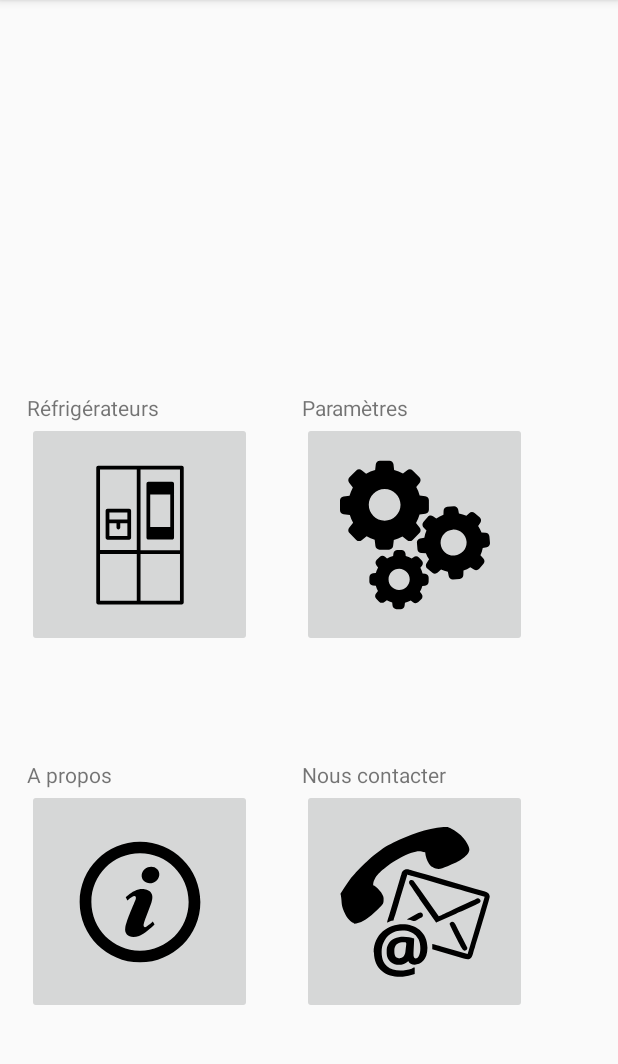
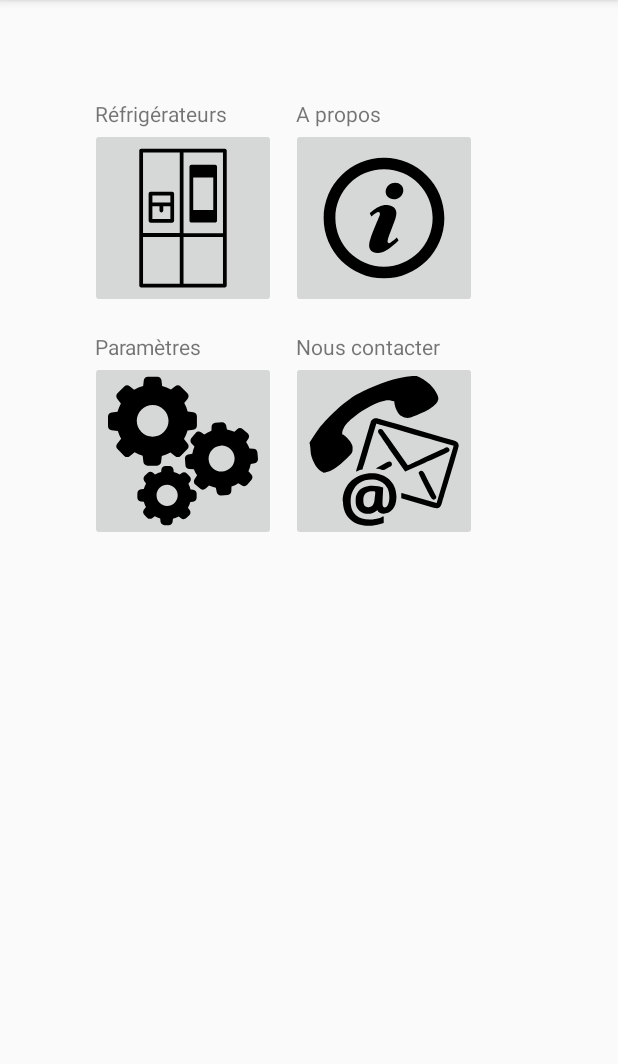
Before and after one commit to boucara/androidSmartfridge, an Android app: the screen it shows after launch (ActivityAccueil), on a phone screen of 412 x 824 dp, the part 84-1148 px from its top. Run offline under Robolectric (Android 15) with nearby library versions, the phone set to English and light mode, and no system bars.

Commit message:
petite modif autour l'affichage

```diff
--- a/app/src/main/res/layout/activity_accueil.xml
+++ b/app/src/main/res/layout/activity_accueil.xml
@@ -5,73 +5,107 @@
     android:layout_width="match_parent"
     android:layout_height="match_parent"
     tools:context="com.mbds.appsmartfridge.ActivityAccueil">
+    <LinearLayout
+        android:layout_width="match_parent"
+        android:layout_height="match_parent"
+        android:weightSum="2"
+        android:orientation="vertical"
+        android:padding="50dp">
+        <LinearLayout
+            android:layout_width="match_parent"
+            android:layout_height="wrap_content"
+            android:paddingTop="@dimen/fab_margin"
+            android:weightSum="2" android:orientation="horizontal"
+           >
+            <LinearLayout
+                android:paddingBottom="@dimen/fab_margin"
+                android:layout_width="wrap_content"
+                android:layout_height="wrap_content" android:weightSum="2" android:orientation="vertical">
+                <TextView
+                    android:id="@+id/frigos"
+                    android:layout_width="match_parent"
+                    android:layout_height="match_parent"
+                    android:layout_marginStart="13dp"
+                    android:text="Réfrigérateurs" />
 
                 <ImageButton
                     android:id="@+id/imageButton"
-        android:layout_width="150dp"
-        android:layout_height="150dp"
-        android:src="@drawable/ic_smartfrigo_large"
-        android:layout_marginStart="18dp"
-        android:layout_below="@+id/parametres"
-        android:layout_alignParentStart="true" />
+                    android:layout_width="match_parent"
+                    android:layout_height="match_parent"
+                    android:layout_marginStart="10dp"
+                    android:src="@drawable/ic_smartfrigo_large" />
+            </LinearLayout>
 
-    <ImageButton
-        android:id="@+id/imageButton4"
-        android:layout_width="150dp"
-        android:layout_height="150dp"
-        android:src="@drawable/ic_settings"
-        android:layout_marginBottom="75dp"
-        android:layout_above="@+id/contactUs"
-        android:layout_toEndOf="@+id/imageButton"
-        android:layout_marginStart="33dp" />
-
+            <LinearLayout
+                android:layout_width="wrap_content"
+                android:layout_height="wrap_content"
+                android:weightSum="2" android:orientation="vertical"
+                >
+                <TextView
+                    android:id="@+id/about"
+                    android:layout_width="match_parent"
+                    android:layout_height="match_parent"
+                    android:layout_marginStart="13dp"
+                    android:text="A propos" />
                 <ImageButton
                     android:id="@+id/imageButton5"
-        android:layout_width="150dp"
-        android:layout_height="150dp"
+                    android:layout_width="match_parent"
+                    android:layout_height="match_parent"
+                    android:layout_marginStart="10dp"
                     android:src="@drawable/ic_info"
-        android:layout_marginBottom="92dp"
-        android:layout_alignParentBottom="true"
-        android:layout_alignStart="@+id/imageButton" />
+                    />
+            </LinearLayout>
+        </LinearLayout>
 
-    <TextView
-        android:id="@+id/frigos"
+        <LinearLayout
+            android:layout_width="match_parent"
+            android:layout_height="wrap_content"
+            android:orientation="horizontal"
+            android:weightSum="2">
+            <LinearLayout
                 android:layout_width="wrap_content"
-        android:layout_height="wrap_content"
-        android:layout_above="@+id/imageButton"
-        android:layout_alignStart="@+id/imageButton"
-        android:text="Réfrigérateurs" />
+                android:layout_height="wrap_content" android:weightSum="2" android:orientation="vertical">
+
 
                 <TextView
                     android:id="@+id/parametres"
+                    android:layout_width="match_parent"
+                    android:layout_height="match_parent"
+                    android:layout_marginStart="13dp"
+                    android:text="Paramètres" />
+                <ImageButton
+                    android:id="@+id/imageButton4"
+                    android:layout_width="match_parent"
+                    android:layout_height="match_parent"
+                    android:layout_marginStart="10dp"
+                    android:src="@drawable/ic_settings" />
+
+
+
+            </LinearLayout>
+
+            <LinearLayout
                 android:layout_width="wrap_content"
-        android:layout_height="wrap_content"
-        android:layout_above="@+id/imageButton4"
-        android:layout_alignStart="@+id/imageButton4"
-        android:text="Paramètres" />
-
-    <TextView
-        android:id="@+id/about"
-        android:layout_width="wrap_content"
-        android:layout_height="wrap_content"
-        android:layout_above="@+id/imageButton5"
-        android:layout_alignStart="@+id/imageButton5"
-        android:text="A propos" />
+                android:layout_height="wrap_content" android:weightSum="2" android:orientation="vertical">
 
                 <TextView
                     android:id="@+id/contactUs"
-        android:layout_width="wrap_content"
-        android:layout_height="wrap_content"
+                    android:layout_width="match_parent"
+                    android:layout_height="match_parent"
+                    android:layout_marginStart="13dp"
                     android:text="Nous contacter"
-        android:layout_above="@+id/nousContacter"
-        android:layout_alignStart="@+id/nousContacter" />
+                    />
 
                 <ImageButton
                     android:id="@+id/nousContacter"
-        android:layout_width="150dp"
-        android:layout_height="150dp"
+                    android:layout_width="match_parent"
+                    android:layout_height="match_parent"
+                    android:layout_marginStart="10dp"
                     android:src="@drawable/ic_contact_icon"
-        android:layout_alignTop="@+id/imageButton5"
-        android:layout_alignStart="@+id/imageButton4" />
+                    />
+            </LinearLayout>
+        </LinearLayout>
+    </LinearLayout>
+
 
 </RelativeLayout>
```
Also changed, not shown: app/src/main/java/com/mbds/appsmartfridge/ActivityProduits.java (+4 -4 lines), app/src/main/res/layout/activity_frigo.xml (+116 -70 lines), app/src/main/res/layout/activity_produit.xml (+79 -48 lines). Lines whose indentation alone changed are shown as unchanged.
